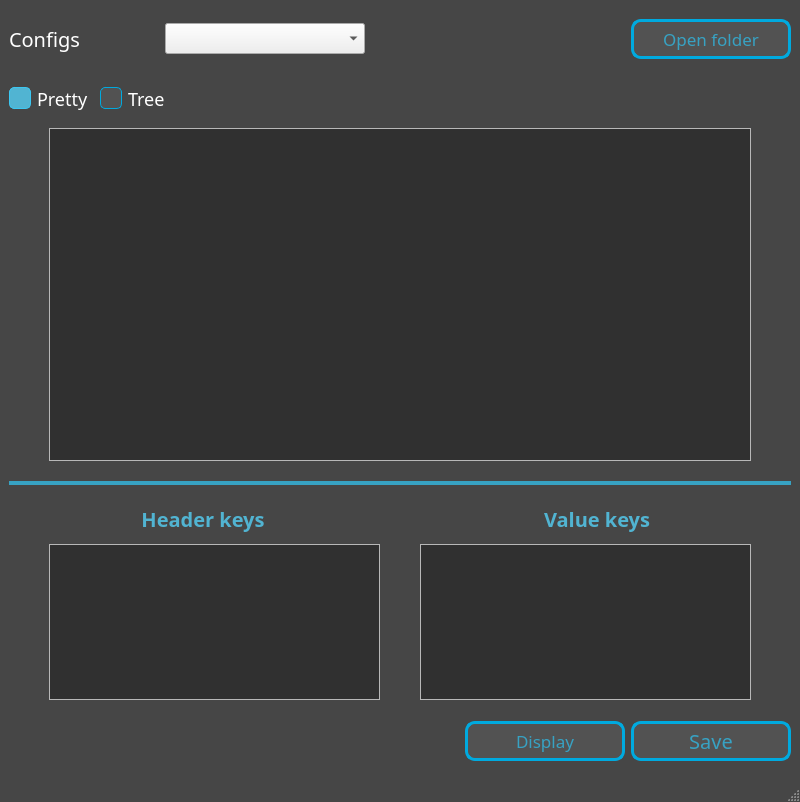
The window that mainwindow.ui (Ruha24/YamlEditor) describes before a commit, drawn with Qt 5.
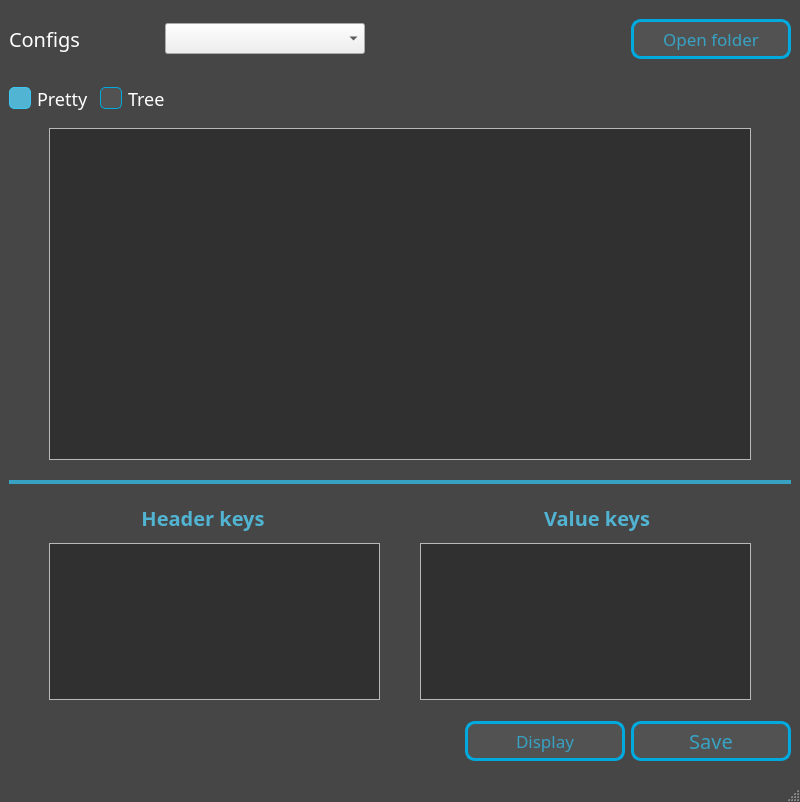
The same window after the commit.

Patch:
```diff
--- a/mainwindow.ui
+++ b/mainwindow.ui
@@ -19,30 +19,27 @@
    <string>Editor</string>
   </property>
   <property name="styleSheet">
-   <string notr="true">QMainWindow
-{
+   <string notr="true">QMainWindow {
 	background-color: #464646;
 }
 
 QScrollBar:vertical {
-  border-color: rgb(227, 227, 227);
-  border-width: 1px;
-  border-style: solid;
-
-  
-	background-color: rgb(177, 177, 177);
-  width: 15px;
-  margin: 21px 0 21px 0;
+  	border-color: rgb(227, 227, 227);
+  	border-width: 1px;
+  	border-style: solid;
+  	background-color: rgb(177, 177, 177);
+  	width: 15px;
+  	margin: 21px 0 21px 0;
 }
 
 QScrollBar::handle:vertical {
-  background-color: rgb(177, 177, 177);
-  min-height: 25px;
+  	background-color: rgb(177, 177, 177);
+  	min-height: 25px;
 }
 
  QScrollBar::add-line:vertical {
     border: 1px solid grey;
-    background-color: rgb(241, 241, 241);
+ 	background-color: rgb(241, 241, 241);
     height: 20px;
     subcontrol-position: bottom;
     subcontrol-origin: margin;
@@ -56,10 +53,43 @@
     subcontrol-origin: margin;
 }
 
+QScrollBar::add-page:vertical, QScrollBar::sub-page:vertical {
+     background: none;
+}
 
-  QScrollBar::add-page:vertical, QScrollBar::sub-page:vertical {
-      background: none;
-  }</string>
+QScrollBar:horizontal {
+  	border-color: rgb(227, 227, 227);
+  	border-width: 1px;
+	border-style: solid;
+  	background-color: rgb(177, 177, 177);
+    height: 15px;
+    margin: 0px 21px 0 21px;
+}
+
+ QScrollBar::handle:horizontal {
+    background-color: rgb(177, 177, 177);
+    min-width: 25px;
+ }
+
+QScrollBar::add-line:horizontal {
+    border: 1px solid grey;
+   	background-color: rgb(241, 241, 241);
+    width: 20px;
+    subcontrol-position: right;
+    subcontrol-origin: margin;
+ }
+
+QScrollBar::sub-line:horizontal {
+  	border: 1px solid grey;
+    background-color: rgb(241, 241, 241);
+    width: 20px;
+    subcontrol-position: left;
+    subcontrol-origin: margin;
+ }
+
+QScrollBar::add-page:horizontal, QScrollBar::sub-page:horizontal {
+     background: none;
+}</string>
   </property>
   <widget class="QWidget" name="centralwidget">
    <layout class="QGridLayout" name="gridLayout_6">
@@ -260,6 +290,21 @@
             </rect>
            </property>
            <layout class="QGridLayout" name="gridLayout">
+            <property name="leftMargin">
+             <number>6</number>
+            </property>
+            <property name="topMargin">
+             <number>0</number>
+            </property>
+            <property name="rightMargin">
+             <number>6</number>
+            </property>
+            <property name="bottomMargin">
+             <number>6</number>
+            </property>
+            <property name="spacing">
+             <number>0</number>
+            </property>
             <item row="0" column="0">
              <layout class="QHBoxLayout" name="horizontalLayout_3">
               <property name="leftMargin">
```
Left out of the diff: 7 changed lines with no effect on the pictures.
